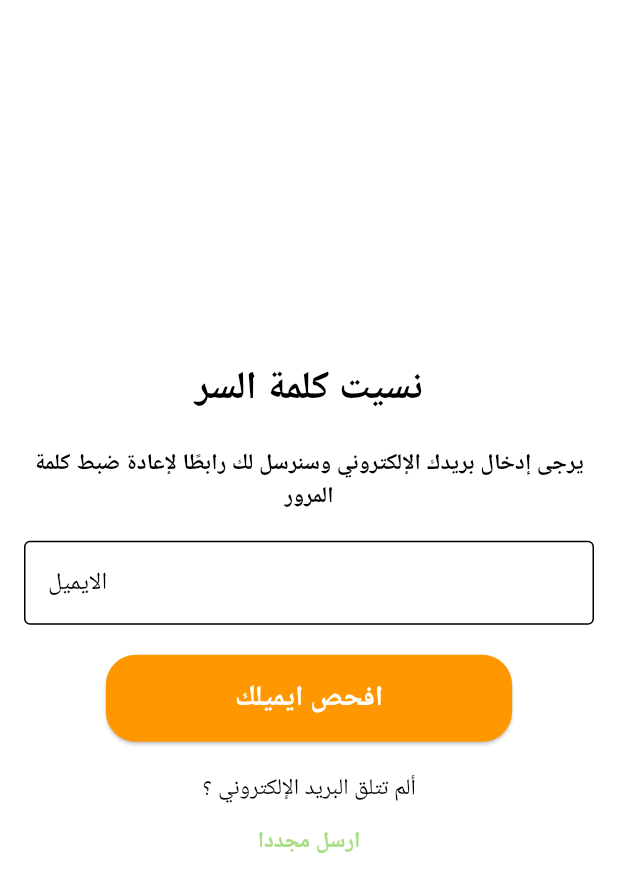
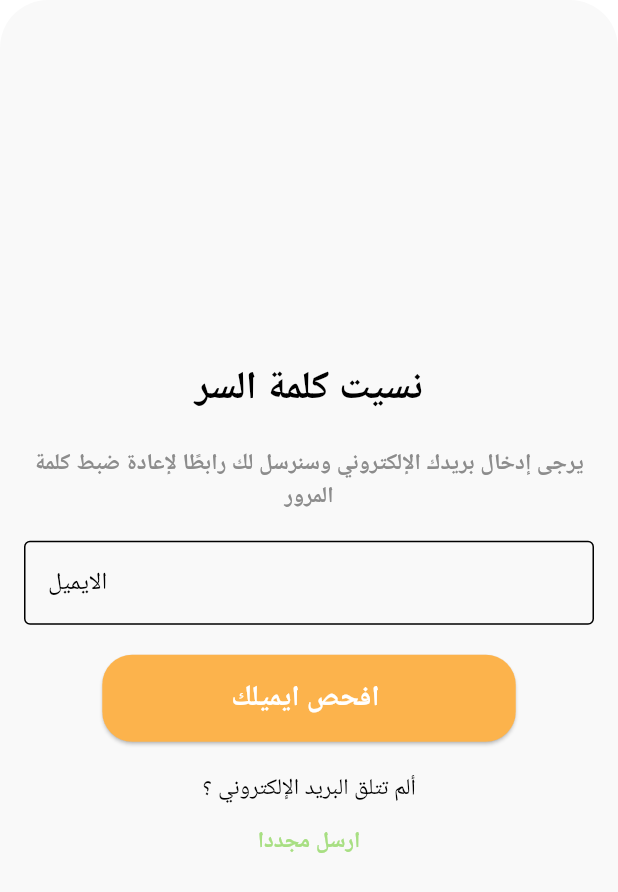
Before and after one commit to mom-food/momFood, a Flutter app: the ForgetPasswordContent screen opened directly, on a phone screen of 412 x 824 dp. Shown: the top 892 px of the screen. Run offline on Flutter 3.47's test engine with Material 3 defaults, Android fonts, the phone set to English and light mode, and no system bars; our stand-ins replace app_links, firebase_auth, firebase_core, flutter_bloc, go_router, google_fonts and 3 more; accounts and stored records are empty; network calls fail; Roboto replaces fonts that are missing (Encode Sans, Poppins); project files that could hold a hidden picture were left out.

Commit message:
Revert "update.."
This reverts commit e925851c0330e0863b92dd1c39f7a77a37ae5b2f.

```diff
--- a/app/lib/View/Screens/Authentication/forget_password.dart
+++ b/app/lib/View/Screens/Authentication/forget_password.dart
@@ -1,8 +1,6 @@
-// forget_password.dart
 import 'package:flutter/material.dart';
 import 'package:provider/provider.dart';
 import '../../../ViewModel/forget-password-view-model.dart';
-import '../../../colors.dart';
 
 class ForgetPassword extends StatelessWidget {
   const ForgetPassword({super.key});
@@ -27,7 +25,7 @@ class ForgetPasswordContent extends StatelessWidget {
         child: Container(
           padding: const EdgeInsets.all(16.0),
           decoration: BoxDecoration(
-            color: AppColors.backgroundColorLight,
+            color: const Color(0xFFF9F9F9),
             borderRadius: BorderRadius.circular(32),
           ),
           child: Column(
@@ -36,7 +34,7 @@ class ForgetPasswordContent extends StatelessWidget {
               const Text(
                 'نسيت كلمة السر',
                 style: TextStyle(
-                  color: AppColors.textColor1,
+                  color: Colors.black,
                   fontSize: 26,
                   fontFamily: 'Encode Sans',
                   fontWeight: FontWeight.w600,
@@ -47,7 +45,7 @@ class ForgetPasswordContent extends StatelessWidget {
                 'يرجى إدخال بريدك الإلكتروني وسنرسل لك رابطًا لإعادة ضبط كلمة المرور',
                 textAlign: TextAlign.center,
                 style: TextStyle(
-                  color: AppColors.textColor1,
+                  color: Color(0xFF8C8C8C),
                   fontSize: 15,
                   fontFamily: 'Encode Sans',
                   fontWeight: FontWeight.w700,
@@ -85,16 +83,16 @@ class ForgetPasswordContent extends StatelessWidget {
                   }
                 },
                 style: ElevatedButton.styleFrom(
-                  backgroundColor: AppColors.primary1,
+                  backgroundColor: const Color(0xFFFCB34C),
                   padding: const EdgeInsets.symmetric(horizontal: 86, vertical: 15),
                   shape: RoundedRectangleBorder(
                     borderRadius: BorderRadius.circular(20),
                   ),
                 ),
                 child: const Text(
-                  'افحص ايميلك',
+                  'افحص ايميلك ',
                   style: TextStyle(
-                    color: AppColors.textColor2,
+                    color: Colors.white,
                     fontSize: 19,
                     fontFamily: 'Poppins',
                     fontWeight: FontWeight.w700,
@@ -105,7 +103,7 @@ class ForgetPasswordContent extends StatelessWidget {
               const Text(
                 'ألم تتلق البريد الإلكتروني ؟',
                 style: TextStyle(
-                  color: AppColors.textColor1,
+                  color: Colors.black,
                   fontSize: 15,
                   fontFamily: 'Encode Sans',
                   fontWeight: FontWeight.w400,
@@ -120,7 +118,7 @@ class ForgetPasswordContent extends StatelessWidget {
                 child: const Text(
                   'ارسل مجددا',
                   style: TextStyle(
-                    color: AppColors.primary2,
+                    color: Color(0xFFA8DF83),
                     fontSize: 15,
                     fontFamily: 'Encode Sans',
                     fontWeight: FontWeight.w700,
--- a/app/lib/View/Screens/Authentication/sign_in.dart
+++ b/app/lib/View/Screens/Authentication/sign_in.dart
@@ -1,7 +1,7 @@
 import 'package:flutter/material.dart';
 import 'package:go_router/go_router.dart';
 import '../../../ViewModel/sign_in_view_model.dart';
-import '../../Widgets/Button/back_button.dart';
+import '../../Widgets/back_button.dart';
 import 'forget_password.dart';
 
 class SignInScreen extends StatefulWidget {
--- a/app/lib/View/Screens/Authentication/sign_up.dart
+++ b/app/lib/View/Screens/Authentication/sign_up.dart
@@ -2,7 +2,7 @@ import 'package:flutter/material.dart';
 import 'package:go_router/go_router.dart';
 import '../../../ViewModel/sign_up_view_model.dart';
 import '../../../colors.dart';
-import '../../Widgets/Button/back_button.dart';
+import '../../Widgets/back_button.dart';
 
 class SignUpScreen extends StatefulWidget {
   const SignUpScreen({super.key});
--- a/app/lib/View/Screens/meal_details.dart
+++ b/app/lib/View/Screens/meal_details.dart
@@ -6,7 +6,7 @@ import 'package:google_fonts/google_fonts.dart';
 import 'package:provider/provider.dart';
 import 'package:collection/collection.dart';
 import '../../Services/user_services.dart';
-import '../Widgets/Button/back_button.dart';
+import '../Widgets/back_button.dart';
 import '../Widgets/dialog/login_dialog.dart';
 import '../Widgets/nav_bar.dart';
 import 'Authentication/profile.dart';
--- a/app/lib/View/Screens/menu_list.dart
+++ b/app/lib/View/Screens/menu_list.dart
@@ -3,7 +3,7 @@ import 'package:flutter/material.dart';
 import 'package:go_router/go_router.dart';
 import '../../Model/meal_model.dart';
 import '../../Services/meal_services.dart';
-import '../Widgets/Button/back_button.dart';
+import '../Widgets/back_button.dart';
 import '../Widgets/cards/meal_card.dart';
 import '../Widgets/nav_bar.dart';
 import 'Authentication/profile.dart';
--- a/app/lib/View/Screens/offer_meals.dart
+++ b/app/lib/View/Screens/offer_meals.dart
@@ -1,8 +1,7 @@
 import 'package:flutter/material.dart';
 import 'package:provider/provider.dart';
 import 'package:app/ViewModel/meal_view_model.dart';
-import 'package:app/View/Widgets/search_bar.dart';
-import '../../colors.dart';
+import 'package:app/View/Widgets/search-bar.dart';
 import '../Widgets/cards/meal_offer_card.dart';
 import 'category_meal.dart';
 
@@ -31,7 +30,6 @@ class MealOfferScreen extends StatelessWidget {
                   style: TextStyle(
                     fontWeight: FontWeight.bold,
                     fontSize: 26,
-                    color: AppColors.textColor1,
                   ),
                 ),
                 const SizedBox(height: 10),
--- a/app/lib/View/Widgets/nav_bar.dart
+++ b/app/lib/View/Widgets/nav_bar.dart
@@ -16,15 +16,15 @@ class CustomBottomNavBar extends StatelessWidget {
       items: const <BottomNavigationBarItem>[
         BottomNavigationBarItem(
           icon: Icon(Icons.home),
-          label: 'الصفحة الرئيسية',
+          label: 'Home',
         ),
         BottomNavigationBarItem(
           icon: Icon(Icons.shopping_cart),
-          label: 'السلة',
+          label: 'cart',
         ),
         BottomNavigationBarItem(
           icon: Icon(Icons.person),
-          label: 'الملف الشخصي',
+          label: 'Profile',
         ),
       ],
       currentIndex: selectedIndex,
```
Also changed, not shown: app/lib/Services/user_services.dart (+2 -5 lines), app/lib/View/Screens/Authentication/reset_password.dart (+6 -10 lines), app/lib/View/Widgets/app_bar.dart (+1 -9 lines), app/lib/View/Widgets/cards/offer-card.dart (added, +91 -0 lines), app/lib/View/Widgets/mom_food_title.dart (+8 -8 lines), app/lib/View/Widgets/search-bar.dart (renamed from app/lib/View/Widgets/search_bar.dart, +10 -15 lines), app/lib/View/Widgets/back_button.dart (renamed from app/lib/View/Widgets/Button/back_button.dart).
